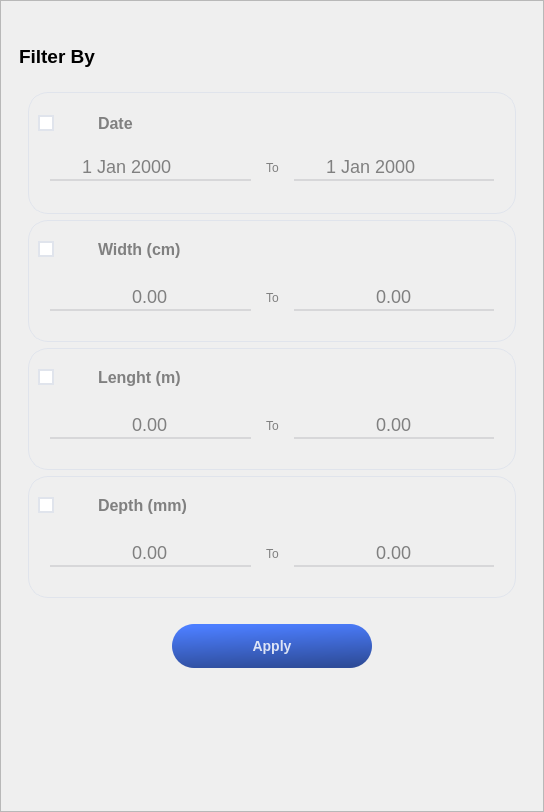
The window that UIFiles/popup_slider.ui (DORSA-co/MSC_Conveyor) describes before a commit, drawn with Qt 5.
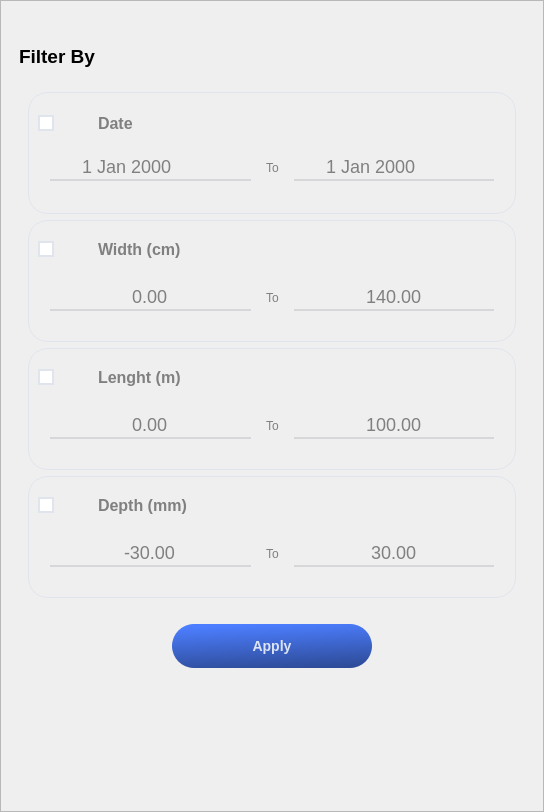
The same window after the commit. Icons and pictures are not drawn.

Diff of the .ui file:
```diff
--- a/UIFiles/popup_slider.ui
+++ b/UIFiles/popup_slider.ui
@@ -799,6 +799,12 @@
                     <property name="alignment">
                      <set>Qt::AlignCenter</set>
                     </property>
+                    <property name="maximum">
+                     <double>140.000000000000000</double>
+                    </property>
+                    <property name="value">
+                     <double>140.000000000000000</double>
+                    </property>
                    </widget>
                   </item>
                  </layout>
@@ -917,6 +923,12 @@
                     <property name="alignment">
                      <set>Qt::AlignCenter</set>
                     </property>
+                    <property name="maximum">
+                     <double>200.000000000000000</double>
+                    </property>
+                    <property name="value">
+                     <double>100.000000000000000</double>
+                    </property>
                    </widget>
                   </item>
                  </layout>
@@ -1015,6 +1027,15 @@
                     <property name="alignment">
                      <set>Qt::AlignCenter</set>
                     </property>
+                    <property name="minimum">
+                     <double>-30.000000000000000</double>
+                    </property>
+                    <property name="maximum">
+                     <double>30.000000000000000</double>
+                    </property>
+                    <property name="value">
+                     <double>-30.000000000000000</double>
+                    </property>
                    </widget>
                   </item>
                   <item>
@@ -1035,6 +1056,15 @@
                     <property name="alignment">
                      <set>Qt::AlignCenter</set>
                     </property>
+                    <property name="minimum">
+                     <double>-30.000000000000000</double>
+                    </property>
+                    <property name="maximum">
+                     <double>30.000000000000000</double>
+                    </property>
+                    <property name="value">
+                     <double>30.000000000000000</double>
+                    </property>
                    </widget>
                   </item>
                  </layout>
```
Left out of the diff: 19 changed lines with no effect on the pictures.
